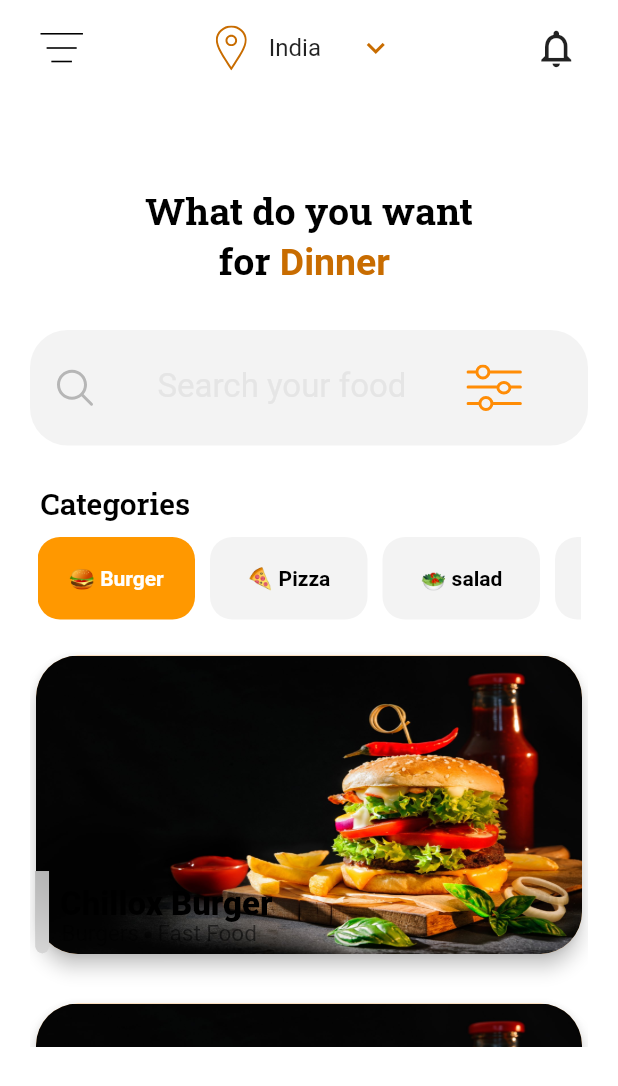
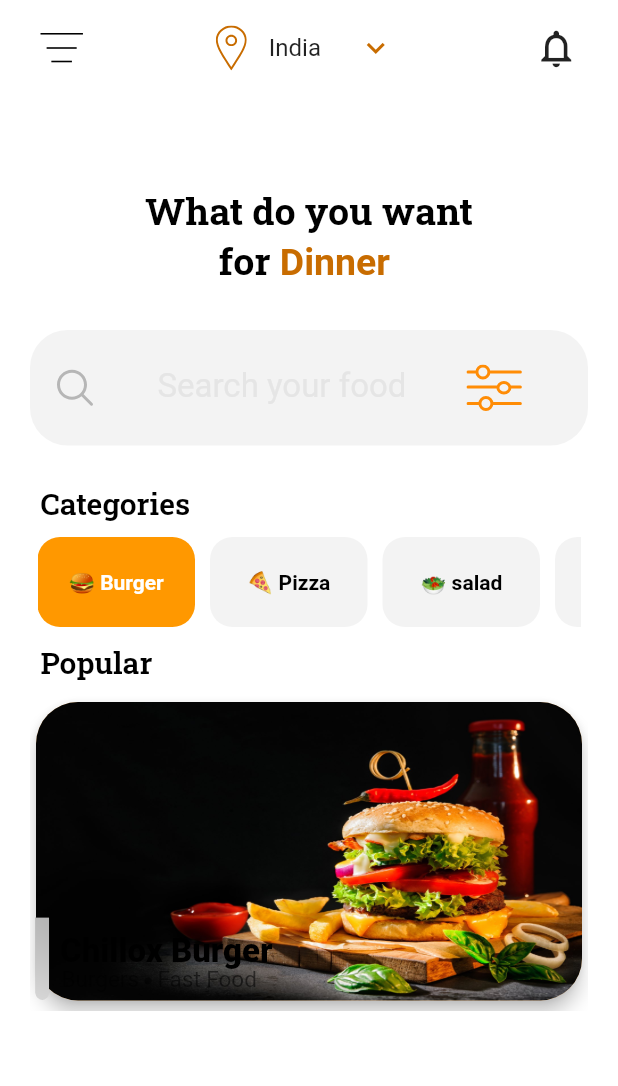
Before and after one commit to ManjunathRK1251/FoodDeliveryApp, a Flutter app: the screen it shows after launch, on a phone screen of 412 x 824 dp. Shown: the top 1086 px of the screen. Run offline on Flutter 3.47's test engine with Material 2 defaults, Android fonts, the phone set to English and light mode, and no system bars; drawn by our look-alikes of blur; our stand-ins replace flutter_svg, google_fonts; Roboto replaces fonts that are missing (Calibri).

Commit message:
Refine the UI

```diff
--- a/lib/main.dart
+++ b/lib/main.dart
@@ -118,8 +118,7 @@ class _homescreenState extends State<homescreen> {
               right: 20.0,
             ),
             child: Container(
-                child: // Figma Flutter Generator SearchyourfoodWidget - TEXT
-                    Row(
+                child: Row(
                   children: [
                     const SizedBox(width: 15.0),
                     SvgPicture.asset('assets/icons/search.svg'),
@@ -178,7 +177,7 @@ class _homescreenState extends State<homescreen> {
             ),
             child: SizedBox(
               width: 500.0,
-              height: 55.0,
+              height: 60.0,
               child: ListView.builder(
                 itemCount: 4,
                 scrollDirection: Axis.horizontal,
@@ -203,15 +202,32 @@ class _homescreenState extends State<homescreen> {
             ),
           ),
           Padding(
-            padding: const EdgeInsets.all(20.0),
+            padding: const EdgeInsets.only(left: 27.0, top: 10.0),
+            child: Align(
+              alignment: Alignment.bottomLeft,
+              child: Text('Popular',
+                  //textAlign: TextAlign.right,
+                  style: GoogleFonts.robotoSlab(
+                    color: Colors.black,
+                    fontSize: 20.0,
+                    fontWeight: FontWeight.w600,
+                  )),
+            ),
+          ),
+          Padding(
+            padding: const EdgeInsets.fromLTRB(20, 10, 20, 20),
             child: SizedBox(
               width: 500.0,
-              height: 265.0,
-              child: ListView.builder(
-                itemCount: 5,
-                itemBuilder: (context, index) {
-                  return const FoodTile();
-                },
+              height: 210.0,
+              child: GlowingOverscrollIndicator(
+                axisDirection: AxisDirection.down,
+                color: Colors.orange,
+                child: ListView.builder(
+                  itemCount: 5,
+                  itemBuilder: (context, index) {
+                    return const FoodTile();
+                  },
+                ),
               ),
             ),
           ),
```
